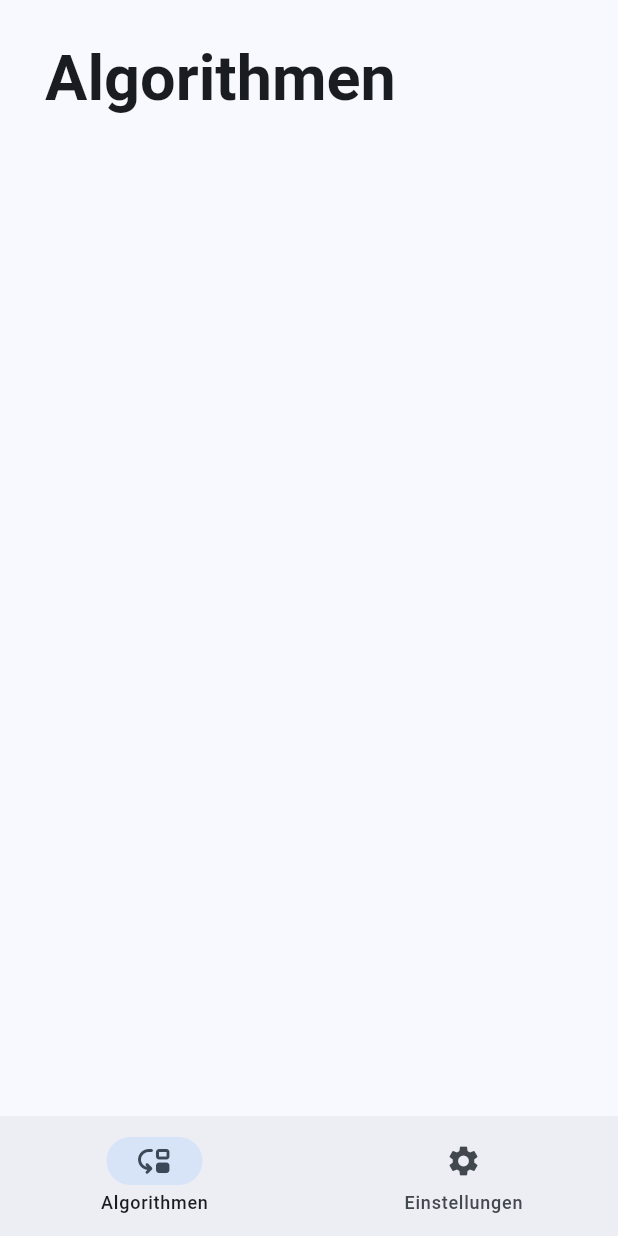
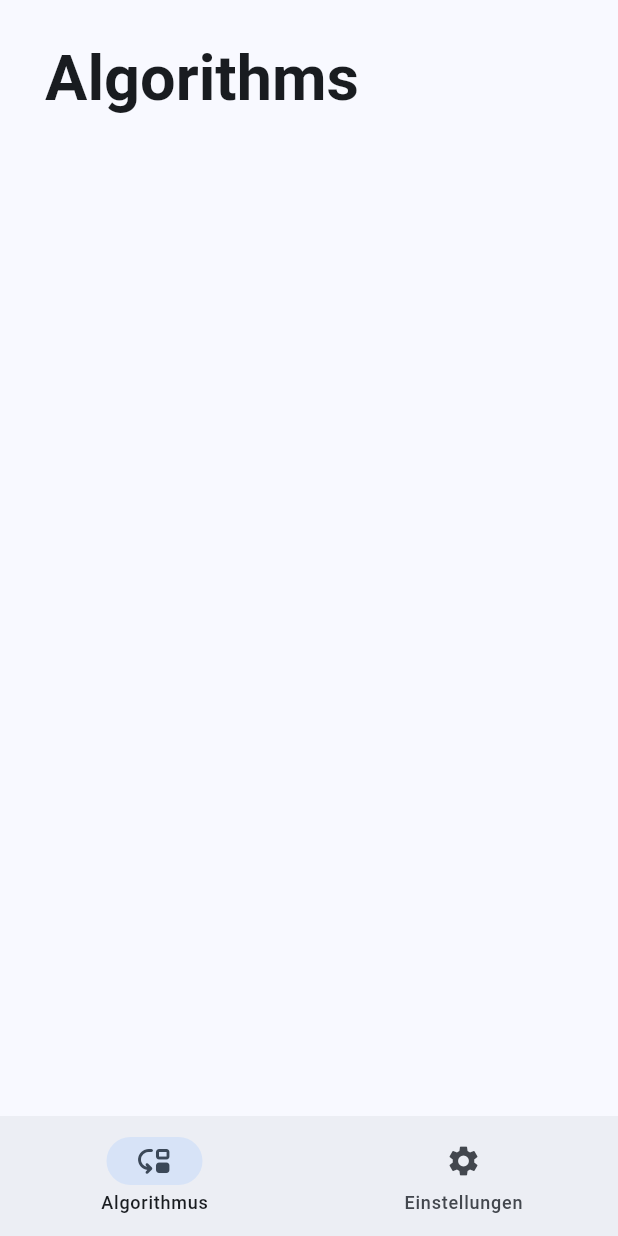
Before and after one commit to lelehier/sort-demo, a Flutter app: the screen it shows after launch, on a phone screen of 412 x 824 dp. Run offline on Flutter 3.47's test engine with Material 2 defaults, Android fonts, the phone set to English and light mode, and no system bars; drawn by our look-alikes of dynamic_color; generated files the repository leaves out were written again.

Commit message:
added Internationalization (#4)
* added ground structure for l10n, still bugs

* Added localizations

* error fixes

Co-authored-by: lele <lele204@gmx.de>

```diff
--- /dev/null
+++ b/l10n.yaml
@@ -0,0 +1,3 @@
+arb-dir: lib/l10n
+template-arb-file: app_en.arb
+output-localization-file: app_localizations.dart
--- /dev/null
+++ b/lib/l10n/app_de.arb
@@ -0,0 +1,4 @@
+{
+    "algorithms": "Algorithmen",
+    "settings": "Einstellungen"
+}
--- /dev/null
+++ b/lib/l10n/app_en.arb
@@ -0,0 +1,10 @@
+{
+    "algorithms": "Algorithms",
+    "@algorithms":{
+        "description": "single word Algorithms, for e.g. for headerbar"
+    },
+    "settings": "Settings",
+    "@settings":{
+        "description": "single word Settings, e.g. for headerbar"
+    }
+}
--- /dev/null
+++ b/lib/l10n/l10n.dart
@@ -0,0 +1,8 @@
+import 'package:flutter/material.dart';
+
+class L10n {
+  static final all = [
+    const Locale('en'),
+    const Locale('de'),
+  ];
+}
--- a/lib/main.dart
+++ b/lib/main.dart
@@ -1,5 +1,4 @@
 import 'dart:io';
-
 import 'package:flutter/material.dart';
 import 'package:flutter/services.dart';
 import 'package:sort_demo/screens/wrapper.dart';
@@ -12,6 +11,5 @@
         statusBarColor: Colors.transparent,
         systemNavigationBarColor: Colors.transparent));
   }
-
-  runApp(const Wrapper());
+  runApp(Wrapper());
 }
--- a/lib/screens/algorithms.dart
+++ b/lib/screens/algorithms.dart
@@ -1,5 +1,6 @@
 import 'package:flutter/material.dart';
 import 'package:sort_demo/widgets/screen_header.dart';
+import 'package:flutter_gen/gen_l10n/app_localizations.dart';
 
 class Algorithms extends StatelessWidget {
   const Algorithms({Key? key}) : super(key: key);
@@ -9,7 +10,7 @@
     return Scaffold(
       body: CustomScrollView(
         slivers: [
-          const ScreenHeader('Algorithmen'),
+          ScreenHeader(AppLocalizations.of(context)!.algorithms),
           SliverList(
             delegate: SliverChildListDelegate(
               [],
--- a/lib/screens/wrapper.dart
+++ b/lib/screens/wrapper.dart
@@ -1,6 +1,9 @@
 import 'package:dynamic_color/dynamic_color.dart';
 import 'package:flutter/material.dart';
+import 'package:flutter_localizations/flutter_localizations.dart';
+import 'package:sort_demo/l10n/l10n.dart';
 import 'package:sort_demo/screens/algorithms.dart';
+import 'package:flutter_gen/gen_l10n/app_localizations.dart';
 
 class Wrapper extends StatefulWidget {
   const Wrapper({Key? key}) : super(key: key);
@@ -32,6 +35,13 @@
               seedColor: Colors.blue, brightness: Brightness.dark);
         }
         return MaterialApp(
+          supportedLocales: L10n.all,
+          localizationsDelegates: [
+            AppLocalizations.delegate,
+            GlobalMaterialLocalizations.delegate,
+            GlobalCupertinoLocalizations.delegate,
+            GlobalWidgetsLocalizations.delegate,
+          ],
           themeMode: ThemeMode.system,
           darkTheme: ThemeData(
             useMaterial3: true,
@@ -58,9 +68,10 @@
               backgroundColor: Theme.of(context).appBarTheme.backgroundColor,
               destinations: const [
                 NavigationDestination(
-                    icon: Icon(Icons.move_down_rounded), label: 'Algorithmen'),
+                    icon: const Icon(Icons.move_down_rounded),
+                    label: 'Algorithmus'),
                 NavigationDestination(
-                    icon: Icon(Icons.settings), label: 'Einstellungen'),
+                    icon: const Icon(Icons.settings), label: 'Einstellungen'),
               ],
               onDestinationSelected: (int index) {
                 setState(() {
```
Also changed, not shown: pubspec.yaml (+4 -6 lines), pubspec.lock.
